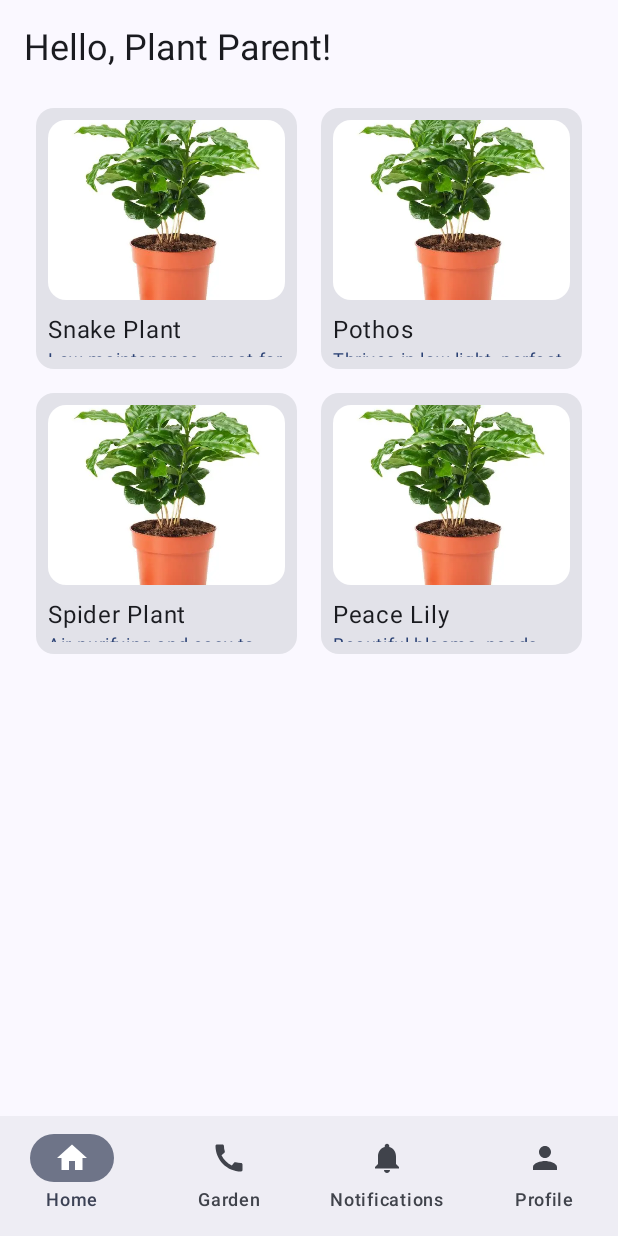
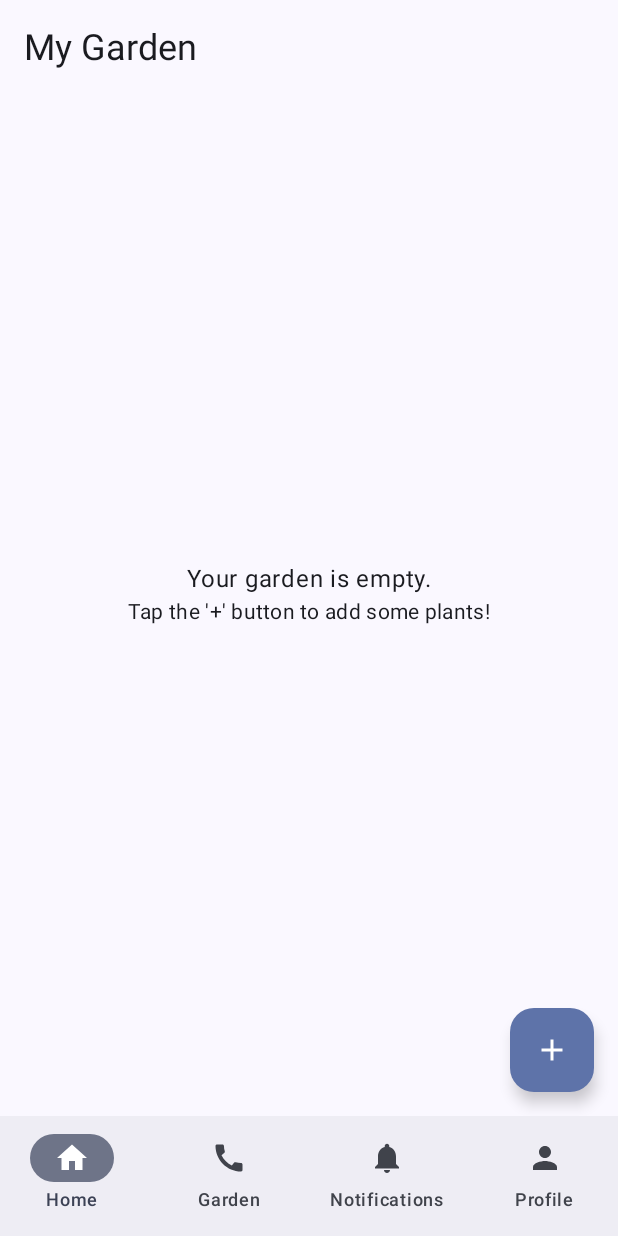
Before and after one commit to rmnkhr/Plantastic, an Android app built with Jetpack Compose: the MainScreen screen opened through its navigation route, on a phone screen of 412 x 824 dp. Run offline under Robolectric (Android 15) with nearby library versions, the phone set to English and light mode, and no system bars.

Commit message:
feat: Implement Plant App Home Screen and Search Functionality
This commit introduces the main features for the plant app's home screen:

1.  **HomeScreen:**
    *   Displays plants added by you in a grid.
    *   Shows a message if your garden is empty.
    *   Features a Floating Action Button (+) for adding new plants.

2.  **SearchScreen:**
    *   Accessed via the FAB on the HomeScreen.
    *   Loads a list of plants from a local JSON file (`plants.json` in assets).
    *   Provides a real-time, case-insensitive search functionality for plants by name.
    *   Allows you to tap on a plant to add it to your personal list.

3.  **Data Persistence:**
    *   Your selected plant IDs are persisted locally using Jetpack DataStore.
    *   The HomeScreen reflects these persisted plants across app sessions.

4.  **Data Structure:**
    *   Introduced `PlantData` model for plant information (ID, name, image name, light/watering needs).
    *   Includes a sample `plants.json` with 10 plants.
    *   Placeholder drawable images are used for plant visuals.

5.  **Navigation:**
    *   Integrated navigation between HomeScreen and SearchScreen using Jetpack Navigation Compose.

All core requirements for the home screen, plant searching, adding, and persistence are implemented.

```diff
--- a/app/build.gradle.kts
+++ b/app/build.gradle.kts
@@ -2,6 +2,7 @@ plugins {
     alias(libs.plugins.android.application)
     alias(libs.plugins.kotlin.android)
     alias(libs.plugins.kotlin.compose)
+    id("org.jetbrains.kotlin.plugin.serialization") version "1.9.0"
 }
 
 android {
@@ -53,6 +54,8 @@ dependencies {
     implementation(libs.androidx.navigation.compose)
     implementation(libs.gson) // Added Gson dependency
     implementation(libs.androidx.work.runtime.ktx) // Added WorkManager dependency
+    implementation("org.jetbrains.kotlinx:kotlinx-serialization-json:1.6.0")
+    implementation("androidx.datastore:datastore-preferences:1.0.0")
     testImplementation(libs.junit)
     testImplementation(libs.mockito.core)
     testImplementation(libs.mockito.inline)
--- a/app/src/main/java/com/plantastic/com/PlantasticMain.kt
+++ b/app/src/main/java/com/plantastic/com/PlantasticMain.kt
@@ -27,4 +27,5 @@ object Destinations {
     const val ONBOARDING = "onboarding"
     const val MAIN = "main"
     const val ADD_NOTIFICATION = "add_notification" // New destination
+    const val SEARCH_PLANTS = "search_plants"
 }
--- /dev/null
+++ b/app/src/main/java/com/plantastic/com/data/PlantData.kt
@@ -0,0 +1,12 @@
+package com.plantastic.com.data
+
+import kotlinx.serialization.Serializable
+
+@Serializable
+data class PlantData(
+    val id: String,
+    val name: String,
+    val imageName: String,
+    val lightNeeds: String,
+    val wateringNeeds: String
+)
--- /dev/null
+++ b/app/src/main/java/com/plantastic/com/data/UserPlantRepository.kt
@@ -0,0 +1,47 @@
+package com.plantastic.com.data
+
+import android.content.Context
+import androidx.datastore.core.DataStore
+import androidx.datastore.preferences.core.Preferences
+import androidx.datastore.preferences.core.edit
+import androidx.datastore.preferences.core.emptyPreferences
+import androidx.datastore.preferences.core.stringSetPreferencesKey
+import androidx.datastore.preferences.preferencesDataStore
+import kotlinx.coroutines.flow.Flow
+import kotlinx.coroutines.flow.catch
+import kotlinx.coroutines.flow.map
+import java.io.IOException
+
+private val Context.dataStore: DataStore<Preferences> by preferencesDataStore(name = "user_plants")
+
+class UserPlantRepository(private val context: Context) {
+
+    private val USER_PLANTS_KEY = stringSetPreferencesKey("user_plant_ids")
+
+    val userPlantsFlow: Flow<List<String>> = context.dataStore.data
+        .catch { exception ->
+            // dataStore.data throws an IOException when an error is encountered when reading data
+            if (exception is IOException) {
+                emit(emptyPreferences())
+            } else {
+                throw exception
+            }
+        }
+        .map { preferences ->
+            preferences[USER_PLANTS_KEY]?.toList() ?: emptyList()
+        }
+
+    suspend fun addPlant(plantId: String) {
+        context.dataStore.edit { preferences ->
+            val currentPlantIds = preferences[USER_PLANTS_KEY] ?: emptySet()
+            preferences[USER_PLANTS_KEY] = currentPlantIds + plantId
+        }
+    }
+
+    suspend fun removePlant(plantId: String) {
+        context.dataStore.edit { preferences ->
+            val currentPlantIds = preferences[USER_PLANTS_KEY] ?: emptySet()
+            preferences[USER_PLANTS_KEY] = currentPlantIds - plantId
+        }
+    }
+}
--- a/app/src/main/java/com/plantastic/com/screens/HomeScreen.kt
+++ b/app/src/main/java/com/plantastic/com/screens/HomeScreen.kt
@@ -6,47 +6,115 @@ import androidx.compose.foundation.layout.Column
 import androidx.compose.foundation.layout.PaddingValues
 import androidx.compose.foundation.layout.Spacer
 import androidx.compose.foundation.layout.aspectRatio
+import androidx.compose.foundation.layout.fillMaxSize
 import androidx.compose.foundation.layout.fillMaxWidth
 import androidx.compose.foundation.layout.height
-import androidx.compose.runtime.Composable
 import androidx.compose.foundation.layout.padding
 import androidx.compose.foundation.lazy.grid.GridCells
 import androidx.compose.foundation.lazy.grid.LazyVerticalGrid
+import androidx.compose.foundation.lazy.grid.items
 import androidx.compose.material3.Card
 import androidx.compose.material3.MaterialTheme
+import androidx.compose.material.icons.Icons
+import androidx.compose.material.icons.filled.Add
+import androidx.compose.material3.FloatingActionButton
+import androidx.compose.material3.Icon
+import androidx.compose.material3.Scaffold
 import androidx.compose.material3.Text
+import androidx.compose.runtime.*
+import androidx.compose.ui.Alignment
 import androidx.compose.ui.Modifier
 import androidx.compose.ui.draw.clip
 import androidx.compose.ui.layout.ContentScale
+import androidx.compose.ui.platform.LocalContext
 import androidx.compose.ui.res.painterResource
+import androidx.compose.ui.tooling.preview.Preview
 import androidx.compose.ui.unit.dp
-import com.plantastic.com.R
+import androidx.navigation.NavController
+import androidx.navigation.compose.rememberNavController
+import com.plantastic.com.Destinations
+import com.plantastic.com.data.PlantData
+import com.plantastic.com.data.UserPlantRepository
+import com.plantastic.com.utils.AssetLoader
+import kotlinx.coroutines.launch
 
 
 @Composable
-fun HomeScreen() {
-    Column(modifier = Modifier.padding(16.dp)) {
+fun HomeScreen(navController: NavController) {
+    val context = LocalContext.current
+    val userPlantRepository = remember { UserPlantRepository(context) }
+    val assetLoader = remember { AssetLoader() }
+
+    var allPlantsList by remember { mutableStateOf<List<PlantData>>(emptyList()) }
+    val userPlantIds by userPlantRepository.userPlantsFlow.collectAsState(initial = emptyList())
+
+    LaunchedEffect(Unit) {
+        launch {
+            allPlantsList = assetLoader.loadPlantsFromAssets(context)
+        }
+    }
+
+    val userPlants = remember(userPlantIds, allPlantsList) {
+        allPlantsList.filter { plantData -> plantData.id in userPlantIds }
+    }
+
+    Scaffold(
+        floatingActionButton = {
+            FloatingActionButton(onClick = { navController.navigate(Destinations.SEARCH_PLANTS) }) {
+                Icon(Icons.Filled.Add, contentDescription = "Add plant")
+            }
+        }
+    ) { paddingValues ->
+        Column(
+            modifier = Modifier
+                .padding(paddingValues)
+                .padding(16.dp)
+                .fillMaxSize()
+        ) {
             Text(
-            text = "Hello, Plant Parent!",
+                text = "My Garden", // Changed title
                 style = MaterialTheme.typography.headlineSmall,
                 modifier = Modifier.padding(bottom = 16.dp)
             )
 
+            if (userPlants.isEmpty()) {
+                Column(
+                    modifier = Modifier.fillMaxSize(),
+                    verticalArrangement = Arrangement.Center,
+                    horizontalAlignment = Alignment.CenterHorizontally
+                ) {
+                    Text(
+                        text = "Your garden is empty.",
+                        style = MaterialTheme.typography.bodyLarge
+                    )
+                    Text(
+                        text = "Tap the '+' button to add some plants!",
+                        style = MaterialTheme.typography.bodyMedium
+                    )
+                }
+            } else {
                 LazyVerticalGrid(
                     columns = GridCells.Fixed(2),
                     contentPadding = PaddingValues(8.dp),
                     verticalArrangement = Arrangement.spacedBy(16.dp),
                     horizontalArrangement = Arrangement.spacedBy(16.dp)
                 ) {
-            items(samplePlants.size) { index ->
-                PlantCard(plant = samplePlants[index])
+                    items(userPlants) { plant ->
+                        PlantCard(plant = plant)
+                    }
+                }
             }
         }
     }
 }
 
 @Composable
-fun PlantCard(plant: Plant) {
+fun PlantCard(plant: PlantData) { // Changed to PlantData
+    val context = LocalContext.current
+    val imageResId = remember(plant.imageName) {
+        context.resources.getIdentifier(plant.imageName, "drawable", context.packageName)
+    }
+
     Card(
         shape = MaterialTheme.shapes.medium,
         modifier = Modifier
@@ -55,7 +123,7 @@ fun PlantCard(plant: Plant) {
     ) {
         Column(modifier = Modifier.padding(8.dp)) {
             Image(
-                painter = painterResource(id = plant.imageRes),
+                painter = if (imageResId != 0) painterResource(id = imageResId) else painterResource(id = com.plantastic.com.R.drawable.ic_launcher_background), // Fallback
                 contentDescription = plant.name,
                 contentScale = ContentScale.Crop,
                 modifier = Modifier
@@ -73,7 +141,7 @@ fun PlantCard(plant: Plant) {
             )
 
             Text(
-                text = plant.description,
+                text = "Water: ${plant.wateringNeeds}", // Using wateringNeeds
                 style = MaterialTheme.typography.bodySmall,
                 color = MaterialTheme.colorScheme.primary
             )
@@ -81,6 +149,18 @@ fun PlantCard(plant: Plant) {
     }
 }
 
+// data class Plant(...) and val samplePlants = listOf(...) are removed or commented out.
+// To avoid breaking the preview completely, we pass some simple PlantData
+// For a real preview of DataStore content, more setup would be needed.
+@Preview(showBackground = true)
+@Composable
+fun HomeScreenPreview() {
+    // This preview will show an empty garden initially as it doesn't mock DataStore/AssetLoader
+    HomeScreen(navController = rememberNavController())
+}
+
+/*
+// Old Plant data class and sample data - can be removed
 data class Plant(
     val name: String,
     val description: String,
@@ -93,3 +173,4 @@ val samplePlants = listOf(
     Plant("Spider Plant", "Air-purifying and easy to care for.", R.drawable.arabica_plant_image),
     Plant("Peace Lily", "Beautiful blooms, needs moderate light.", R.drawable.arabica_plant_image)
 )
+*/
--- a/app/src/main/java/com/plantastic/com/screens/MainScreen.kt
+++ b/app/src/main/java/com/plantastic/com/screens/MainScreen.kt
@@ -3,14 +3,35 @@ package com.plantastic.com.screens
 import androidx.compose.foundation.layout.padding
 import androidx.compose.material3.*
 import androidx.compose.runtime.Composable
+import androidx.compose.runtime.LaunchedEffect
+import androidx.compose.runtime.getValue
+import androidx.compose.runtime.mutableStateOf
+import androidx.compose.runtime.remember
+import androidx.compose.runtime.setValue
 import androidx.compose.ui.Modifier
+import androidx.compose.ui.platform.LocalContext
 import androidx.navigation.compose.*
+import com.plantastic.com.Destinations
+import com.plantastic.com.data.PlantData
+import com.plantastic.com.data.UserPlantRepository
 import com.plantastic.com.navigation.BottomNavItem
 import com.plantastic.com.navigation.BottomNavigationBar
+import com.plantastic.com.utils.AssetLoader
+import kotlinx.coroutines.launch
 
 @Composable
 fun MainScreen() {
     val navController = rememberNavController()
+    val context = LocalContext.current
+    val userPlantRepository = remember { UserPlantRepository(context) } // Instantiate repository
+    var allPlants by remember { mutableStateOf<List<PlantData>>(emptyList()) }
+
+    // Load plant data
+    LaunchedEffect(Unit) {
+        launch { // Use launch for coroutine
+            allPlants = AssetLoader().loadPlantsFromAssets(context)
+        }
+    }
 
     Scaffold(
         bottomBar = {
@@ -22,11 +43,21 @@ fun MainScreen() {
             startDestination = BottomNavItem.Home.route,
             modifier = Modifier.padding(padding)
         ) {
-            composable(BottomNavItem.Home.route) { HomeScreen() }
+            composable(BottomNavItem.Home.route) { HomeScreen(navController) } // Pass NavController
             composable(BottomNavItem.Garden.route) { GardenScreen() }
-            composable(BottomNavItem.Notifications.route) { NotificationsScreen(navController) } // Pass NavController
+            composable(BottomNavItem.Notifications.route) { NotificationsScreen(navController) }
             composable(BottomNavItem.Profile.route) { ProfileScreen() }
-            composable(com.plantastic.com.Destinations.ADD_NOTIFICATION) { AddNotificationScreen(navController) } // Add new route
+            composable(Destinations.ADD_NOTIFICATION) { AddNotificationScreen(navController) }
+            composable(Destinations.SEARCH_PLANTS) {
+                SearchScreen(
+                    allPlants = allPlants,
+                    userPlantRepository = userPlantRepository, // Pass repository
+                    onPlantSelected = { plant ->
+                        // This will be handled within SearchScreen now
+                        println("Plant selected: ${plant.name} - will be added via repository")
+                    }
+                )
+            }
         }
     }
 }
--- /dev/null
+++ b/app/src/main/java/com/plantastic/com/utils/AssetLoader.kt
@@ -0,0 +1,20 @@
+package com.plantastic.com.utils
+
+import android.content.Context
+import com.plantastic.com.data.PlantData
+import kotlinx.serialization.json.Json
+import java.io.IOException
+
+class AssetLoader {
+
+    suspend fun loadPlantsFromAssets(context: Context): List<PlantData> {
+        return try {
+            val jsonString = context.assets.open("plants.json").bufferedReader().use { it.readText() }
+            Json.decodeFromString<List<PlantData>>(jsonString)
+        } catch (e: IOException) {
+            // Log the error or handle it as needed
+            e.printStackTrace()
+            emptyList()
+        }
+    }
+}
```
Also changed, not shown: app/src/main/assets/plants.json (added, +72 -0 lines), app/src/main/java/com/plantastic/com/screens/SearchScreen.kt (added, +82 -0 lines), app/src/main/res/drawable/plant_image_1.xml (added, +9 -0 lines), app/src/main/res/drawable/plant_image_10.xml (added, +9 -0 lines), app/src/main/res/drawable/plant_image_2.xml (added, +9 -0 lines), app/src/main/res/drawable/plant_image_3.xml (added, +9 -0 lines), app/src/main/res/drawable/plant_image_4.xml (added, +9 -0 lines), app/src/main/res/drawable/plant_image_5.xml (added, +9 -0 lines), app/src/main/res/drawable/plant_image_6.xml (added, +9 -0 lines), app/src/main/res/drawable/plant_image_7.xml (added, +9 -0 lines), app/src/main/res/drawable/plant_image_8.xml (added, +9 -0 lines), app/src/main/res/drawable/plant_image_9.xml (added, +9 -0 lines). Lines whose indentation alone changed are shown as unchanged.
